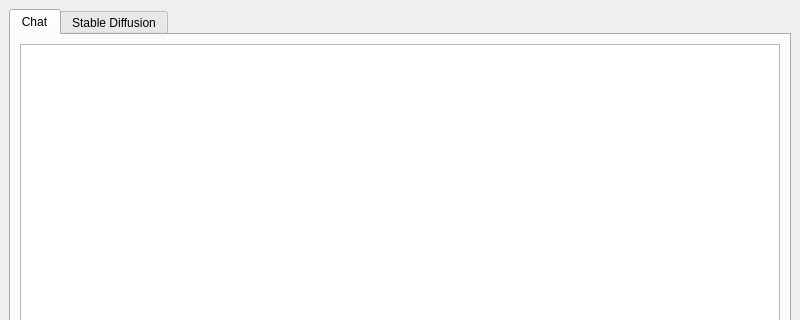
The window that AIOneQTWidgets/mainwindow.ui (Iemand005/Singularity) describes before a commit, drawn with Qt 5; both pictures show x 0 to 800 and y 0 to 320 of the 800 by 600 pixel window.
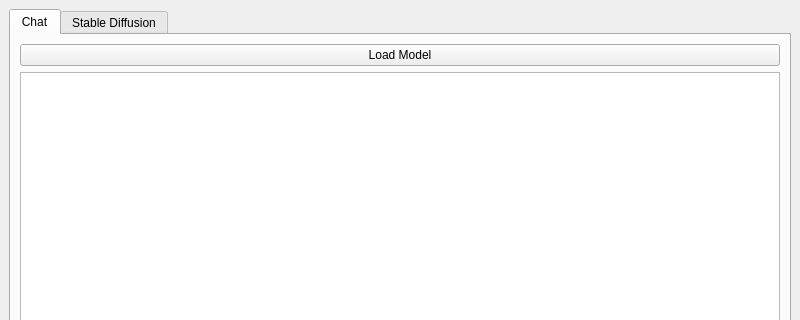
The same window after the commit.

Commit message: wt widgets filename and stuff

```diff
--- a/AIOneQTWidgets/mainwindow.ui
+++ b/AIOneQTWidgets/mainwindow.ui
@@ -40,6 +40,13 @@
         <string>Chat</string>
        </attribute>
        <layout class="QVBoxLayout" name="verticalLayout_3">
+        <item>
+         <widget class="QPushButton" name="loadLLMButton">
+          <property name="text">
+           <string>Load Model</string>
+          </property>
+         </widget>
+        </item>
         <item>
          <widget class="QListWidget" name="listWidget"/>
         </item>
```
Left out of the diff: 2 changed lines with no effect on the pictures. The commit also changes 1 other file.
